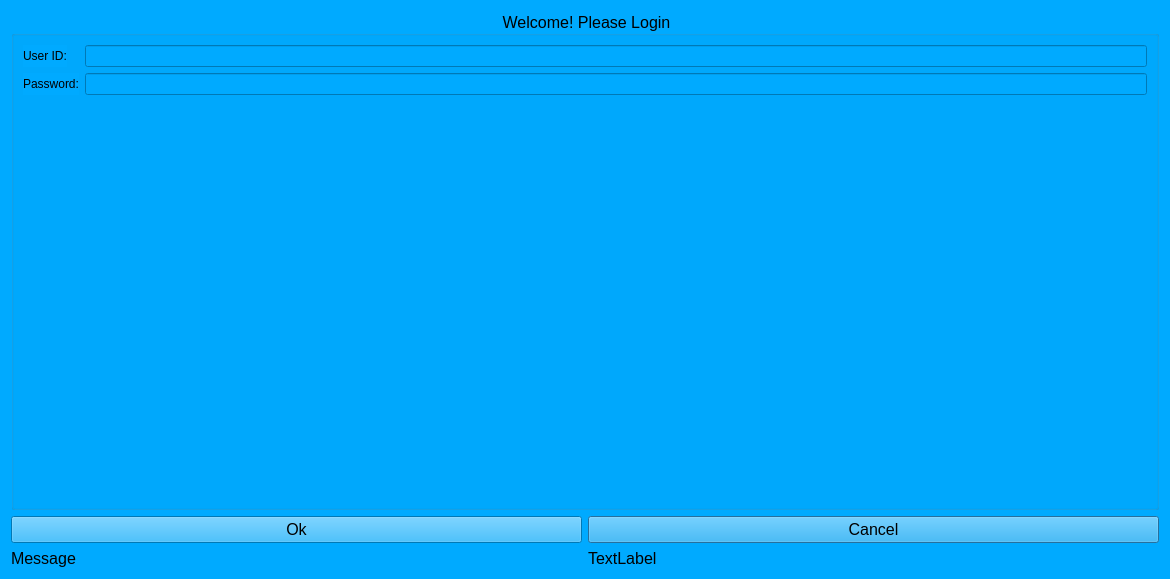
Sp1riting/A-Level-Coursework, file UI/loginWindow.ui: the form before one commit.
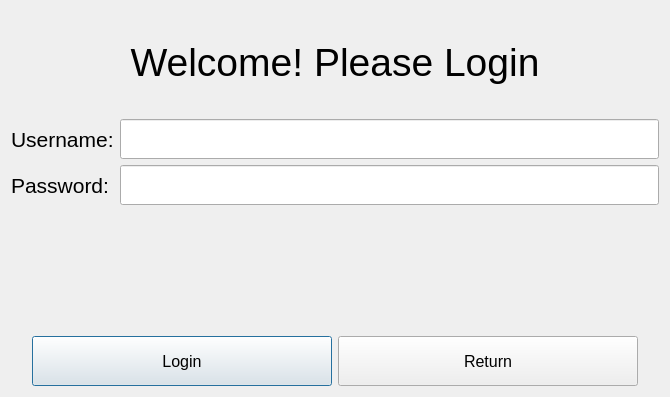
The form after the commit.

Commit message: login and create account screen visuals cleaned up

```diff
--- a/UI/loginWindow.ui
+++ b/UI/loginWindow.ui
@@ -6,96 +6,163 @@
    <rect>
     <x>0</x>
     <y>0</y>
-    <width>1170</width>
-    <height>579</height>
+    <width>670</width>
+    <height>397</height>
    </rect>
   </property>
-  <property name="font">
-   <font>
-    <pointsize>12</pointsize>
-   </font>
-  </property>
   <property name="windowTitle">
    <string>Login Screen</string>
   </property>
-  <property name="styleSheet">
-   <string notr="true">background-color: rgb(0, 170, 255);</string>
-  </property>
-  <layout class="QGridLayout" name="gridLayout">
-   <item row="0" column="0" colspan="2">
-    <widget class="QGroupBox" name="groupBox">
-     <property name="title">
+  <layout class="QVBoxLayout" name="verticalLayout">
+   <item>
+    <widget class="QLabel" name="loginTitleLabel">
+     <property name="font">
+      <font>
+       <pointsize>29</pointsize>
+      </font>
+     </property>
+     <property name="text">
       <string>Welcome! Please Login</string>
      </property>
      <property name="alignment">
       <set>Qt::AlignCenter</set>
      </property>
+    </widget>
+   </item>
+   <item>
      <layout class="QFormLayout" name="formLayout">
       <item row="0" column="0">
-       <widget class="QLabel" name="label_2">
+      <widget class="QLabel" name="usernameLabel">
+       <property name="font">
+        <font>
+         <pointsize>16</pointsize>
+        </font>
+       </property>
         <property name="text">
-         <string>User ID:</string>
+        <string>Username:</string>
         </property>
        </widget>
       </item>
       <item row="0" column="1">
-       <widget class="QLineEdit" name="le_UserID"/>
+      <widget class="QLineEdit" name="usernameInput">
+       <property name="minimumSize">
+        <size>
+         <width>0</width>
+         <height>40</height>
+        </size>
+       </property>
+      </widget>
       </item>
       <item row="1" column="0">
-       <widget class="QLabel" name="label">
+      <widget class="QLabel" name="passwordLabel">
+       <property name="font">
+        <font>
+         <pointsize>16</pointsize>
+        </font>
+       </property>
         <property name="text">
          <string>Password:</string>
         </property>
        </widget>
       </item>
       <item row="1" column="1">
-       <widget class="QLineEdit" name="le_Password"/>
-      </item>
-      <item row="2" column="1">
-       <spacer name="verticalSpacer">
-        <property name="orientation">
-         <enum>Qt::Vertical</enum>
-        </property>
-        <property name="sizeHint" stdset="0">
+      <widget class="QLineEdit" name="passwordInput">
+       <property name="minimumSize">
+        <size>
+         <width>0</width>
+         <height>40</height>
+        </size>
+       </property>
+       <property name="sizeIncrement">
          <size>
-          <width>20</width>
-          <height>1000</height>
-         </size>
-        </property>
-       </spacer>
-      </item>
-     </layout>
-    </widget>
+         <width>0</width>
+         <height>0</height>
+        </size>
+       </property>
+       <property name="echoMode">
+        <enum>QLineEdit::Password</enum>
+       </property>
+      </widget>
+     </item>
+    </layout>
    </item>
-   <item row="3" column="1">
-    <widget class="QPushButton" name="pb_Cancel">
+   <item>
+    <widget class="QLabel" name="errorLabel">
      <property name="text">
-      <string>Cancel</string>
+      <string/>
      </property>
+     <property name="alignment">
+      <set>Qt::AlignCenter</set>
+     </property>
     </widget>
    </item>
-   <item row="3" column="0">
-    <widget class="QPushButton" name="pb_Ok">
-     <property name="text">
-      <string>Ok</string>
-     </property>
-    </widget>
-   </item>
-   <item row="4" column="0">
-    <widget class="QLabel" name="lbl_Message">
+   <item>
+    <layout class="QHBoxLayout" name="horizontalLayout">
+     <item>
+      <spacer name="horizontalSpacer">
+       <property name="orientation">
+        <enum>Qt::Horizontal</enum>
+       </property>
+       <property name="sizeHint" stdset="0">
+        <size>
+         <width>40</width>
+         <height>20</height>
+        </size>
+       </property>
+      </spacer>
+     </item>
+     <item>
+      <widget class="QPushButton" name="loginButton">
+       <property name="minimumSize">
+        <size>
+         <width>300</width>
+         <height>50</height>
+        </size>
+       </property>
+       <property name="font">
+        <font>
+         <pointsize>12</pointsize>
+        </font>
+       </property>
      <property name="text">
-      <string>Message</string>
+        <string>Login</string>
      </property>
     </widget>
    </item>
-   <item row="4" column="1">
-    <widget class="QLabel" name="label_4">
+     <item>
+      <widget class="QPushButton" name="loginReturnButton">
+       <property name="minimumSize">
+        <size>
+         <width>300</width>
+         <height>50</height>
+        </size>
+       </property>
+       <property name="font">
+        <font>
+         <pointsize>12</pointsize>
+        </font>
+       </property>
      <property name="text">
-      <string>TextLabel</string>
+        <string>Return</string>
      </property>
     </widget>
    </item>
-  </layout>
+     <item>
+      <spacer name="horizontalSpacer_2">
+       <property name="orientation">
+        <enum>Qt::Horizontal</enum>
+       </property>
+       <property name="sizeHint" stdset="0">
+        <size>
+         <width>40</width>
+         <height>20</height>
+        </size>
+       </property>
+      </spacer>
+     </item>
+    </layout>
+   </item>
+  </layout>
  </widget>
  <resources>
   <include location="Icons/Icons.qrc"/>
```
Left out of the diff: 10 changed lines with no effect on the pictures. Lines whose indentation alone changed are shown as unchanged. The commit also changes 2 other files.
